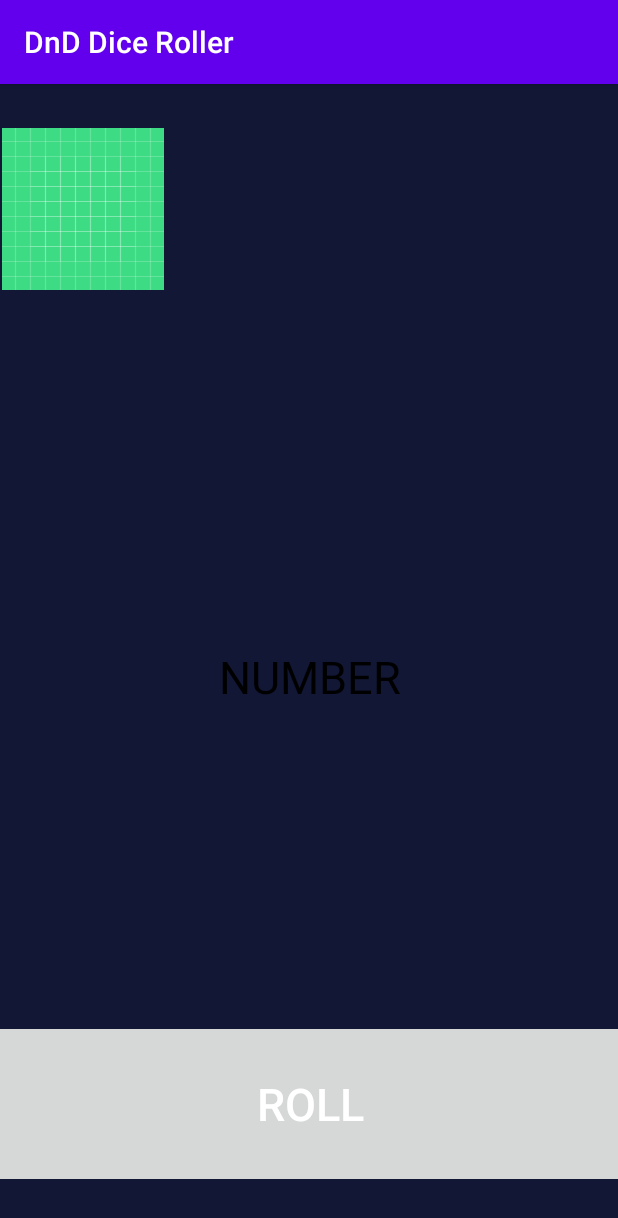
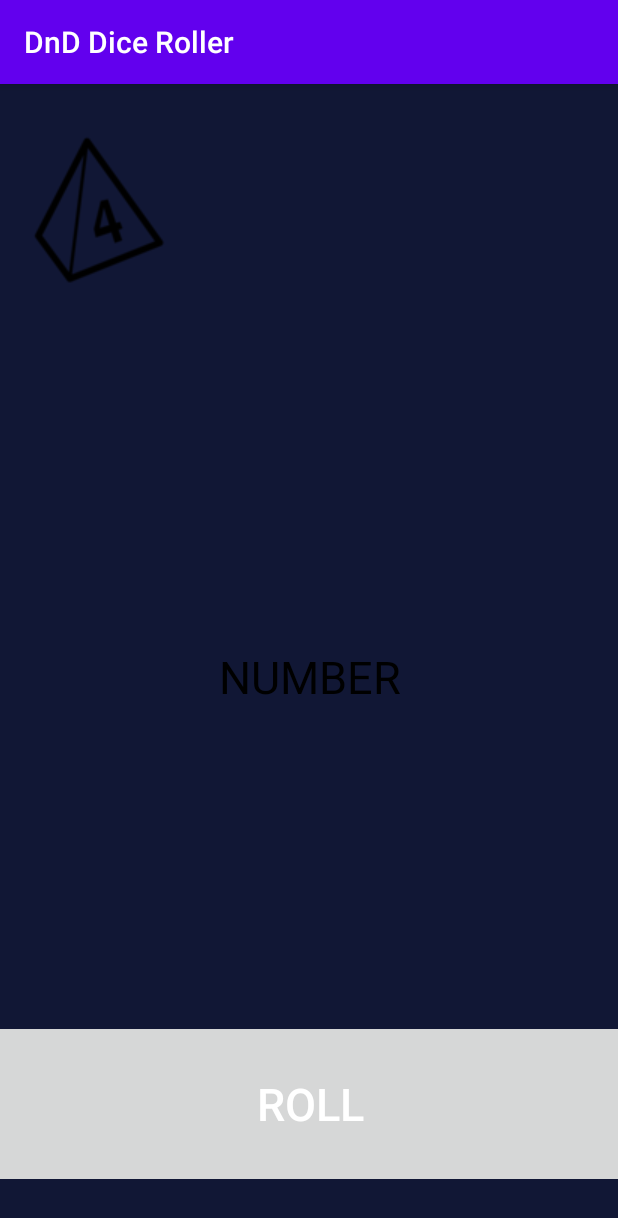
Before and after one commit to emilierobichaud1/dnd-dice-roller, an Android app: the screen it shows after launch (MainActivity), on a phone screen of 412 x 824 dp. Shown: the top 1218 px of the screen. Run offline under Robolectric (Android 15) with nearby library versions, the phone set to English and light mode, and no system bars; libraries missing offline, so code that uses them is left out: com.squareup.seismic; 2 statements that could not run were skipped.

Commit message:
d4 image

```diff
--- a/app/src/main/res/layout/activity_main.xml
+++ b/app/src/main/res/layout/activity_main.xml
@@ -52,14 +52,15 @@
         android:layout_marginBottom="1dp"
         app:layout_constraintBottom_toTopOf="@+id/linearLayout2"
         app:layout_constraintEnd_toEndOf="parent"
+        app:layout_constraintHorizontal_bias="0.0"
         app:layout_constraintStart_toStartOf="parent"
-        app:layout_constraintTop_toTopOf="parent" >
+        app:layout_constraintTop_toTopOf="parent">
 
         <ImageButton
             android:id="@+id/fourSidedDie"
             android:layout_width="wrap_content"
             android:layout_height="match_parent"
             android:background="#00FFFFFF"
-            android:src="@drawable/ic_launcher_background" />
+            android:src="@drawable/d4_bar" />
     </HorizontalScrollView>
 </androidx.constraintlayout.widget.ConstraintLayout>
```
Also changed, not shown: app/src/main/res/drawable-v24/d4_bar.png (added), app/src/main/res/drawable-v24/d6_bar.png (added).
